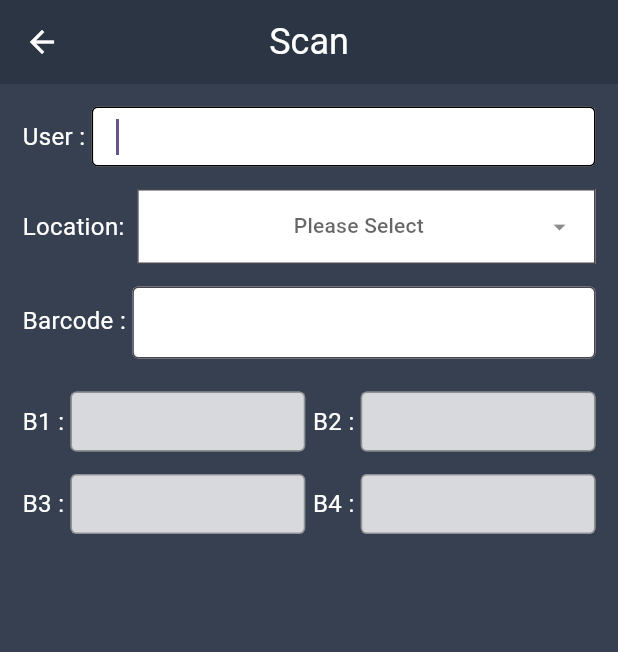
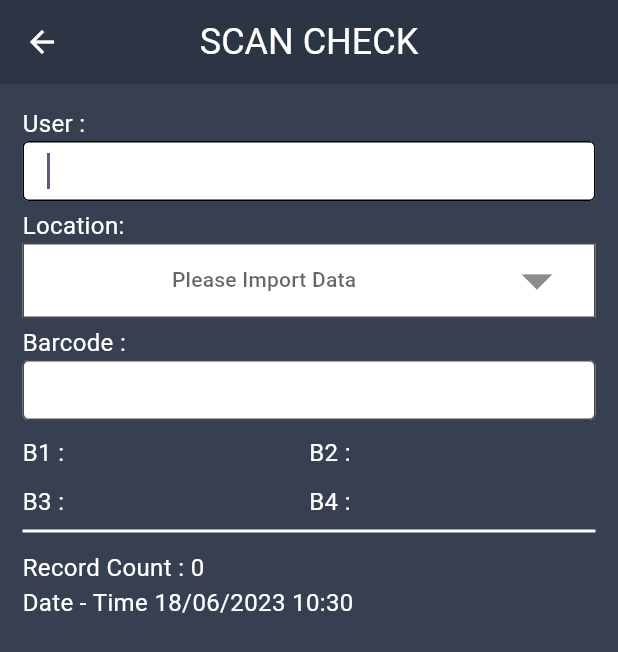
Before and after one commit to aotpattrawutkhamma/ircProject, a Flutter app: the screen it shows after launch, after a tap on "Scan", on a phone screen of 412 x 824 dp. Shown: the top 652 px of the screen. Run offline on Flutter 3.47's test engine with Material 2 defaults, Android fonts, the phone set to English and light mode, and no system bars; our stand-ins replace csv, dotted_line, dropdown_button2, file_picker, font_awesome_flutter, page_transition and 1 more; accounts and stored records are empty.

Commit message:
Update UI

```diff
--- a/irc_application/lib/screen/import/import_screen.dart
+++ b/irc_application/lib/screen/import/import_screen.dart
@@ -116,32 +116,18 @@ class _ImportScreenState extends State<ImportScreen> {
           color: COLOR_WHITE,
         ),
         body: Padding(
-          padding: const EdgeInsets.all(20.0),
+          padding: const EdgeInsets.all(10.0),
           child: Column(
             crossAxisAlignment: CrossAxisAlignment.start,
             children: [
-              Center(
-                child: CustomButton(
-                  backgroundColor: COLOR_GREEN_LIGHT,
-                  width: 300,
-                  text: Label(
-                    "Import",
-                    color: COLOR_WHITE,
-                  ),
-                  onPressed: _importCSV,
-                ),
-              ),
-              const SizedBox(
-                height: 20,
-              ),
               Row(
                 crossAxisAlignment: CrossAxisAlignment.center,
                 mainAxisAlignment: MainAxisAlignment.center,
                 children: [
-                  CustomButton(
+                  Expanded(
+                    child: CustomButton(
                       backgroundColor:
                           csvModelData.isNotEmpty ? COLOR_ACTIVE : Colors.grey,
-                    width: 150,
                       text: Label(
                         "Save",
                         color: COLOR_WHITE,
@@ -165,13 +151,28 @@ class _ImportScreenState extends State<ImportScreen> {
                         }
                       },
                     ),
-                  SizedBox(
-                    width: 15,
                   ),
-                  CustomButton(
+                  const SizedBox(
+                    width: 10,
+                  ),
+                  Expanded(
+                    flex: 2,
+                    child: CustomButton(
+                      backgroundColor: COLOR_GREEN_LIGHT,
+                      text: Label(
+                        "Import",
+                        color: COLOR_WHITE,
+                      ),
+                      onPressed: _importCSV,
+                    ),
+                  ),
+                  const SizedBox(
+                    width: 10,
+                  ),
+                  Expanded(
+                    child: CustomButton(
                       backgroundColor:
                           result.isNotEmpty ? COLOR_DANGER : Colors.grey,
-                    width: 150,
                       text: Label(
                         "Clear",
                         color: COLOR_WHITE,
@@ -193,6 +194,7 @@ class _ImportScreenState extends State<ImportScreen> {
                               });
                         }
                       },
+                    ),
                   ),
                 ],
               ),
--- a/irc_application/lib/screen/menu_screen.dart
+++ b/irc_application/lib/screen/menu_screen.dart
@@ -1,5 +1,6 @@
 import 'package:flutter/material.dart';
 import 'package:font_awesome_flutter/font_awesome_flutter.dart';
+import 'package:intl/intl.dart';
 import 'package:irc_application/config/app_constants.dart';
 import 'package:irc_application/route/route_generator.dart';
 import 'package:irc_application/services/sqlite.dart';
@@ -32,15 +33,17 @@ class _MenuScreenState extends State<MenuScreen> {
     return CustomBg(
         isHidePreviour: true,
         textTitle: Label(
-          "Count Stock IRC",
+          "CHECK STOCK",
           color: COLOR_WHITE,
           fontSize: 22,
         ),
         body: Column(
+          crossAxisAlignment: CrossAxisAlignment.start,
           children: [
-            Expanded(
-              flex: 4,
+            Flexible(
+              flex: 3,
               child: GridView.count(
+                  shrinkWrap: true,
                   primary: false,
                   padding: const EdgeInsets.all(20),
                   crossAxisSpacing: 10,
@@ -58,7 +61,7 @@ class _MenuScreenState extends State<MenuScreen> {
                             Image(
                               image: AssetImage('assets/icons/csv2.png'),
                               color: COLOR_WHITE,
-                              width: 125,
+                              width: 160,
                             ),
                             Label("Import")
                           ],
@@ -78,7 +81,7 @@ class _MenuScreenState extends State<MenuScreen> {
                               child: Image(
                                 image: AssetImage('assets/icons/scanp.png'),
                                 color: COLOR_WHITE,
-                                width: 120,
+                                width: 150,
                               ),
                             ),
                             Label("Scan")
@@ -112,6 +115,13 @@ class _MenuScreenState extends State<MenuScreen> {
                     ),
                   ]),
             ),
+            Padding(
+              padding: const EdgeInsets.only(left: 30),
+              child: Label(
+                "Date - Time : ${DateFormat('dd/MM/yyyy HH:mm').format(DateTime.now())}",
+                color: COLOR_WHITE,
+              ),
+            ),
           ],
         ));
   }
--- a/irc_application/lib/screen/scan/scan_screen.dart
+++ b/irc_application/lib/screen/scan/scan_screen.dart
@@ -1,5 +1,6 @@
 import 'package:dropdown_button2/dropdown_button2.dart';
 import 'package:flutter/material.dart';
+import 'package:intl/intl.dart';
 import 'package:irc_application/config/app_constants.dart';
 import 'package:irc_application/widgets/Custom_bg.dart';
 import 'package:irc_application/widgets/Custom_button.dart';
@@ -113,7 +114,7 @@ class _ScanScreenState extends State<ScanScreen> {
   Widget build(BuildContext context) {
     return CustomBg(
         textTitle: Label(
-          "Scan",
+          "SCAN CHECK",
           fontSize: 24,
           color: COLOR_WHITE,
         ),
@@ -121,6 +122,7 @@ class _ScanScreenState extends State<ScanScreen> {
           padding: const EdgeInsets.all(15.0),
           child: SingleChildScrollView(
             child: Column(
+              crossAxisAlignment: CrossAxisAlignment.start,
               children: [
                 CustomInputField(
                   focusNode: _f1,
@@ -134,100 +136,90 @@ class _ScanScreenState extends State<ScanScreen> {
                   },
                   fillColor: COLOR_WHITE,
                 ),
-                SizedBox(
-                  height: 15,
+                const SizedBox(
+                  height: 5,
+                ),
+                Column(
+                  crossAxisAlignment: CrossAxisAlignment.start,
+                  children: [
+                    Label(
+                      "Location:",
+                      color: COLOR_WHITE,
                     ),
                     Row(
-                  children: [
-                    Expanded(
-                        child: Label(
-                      "Location:",
-                      color: COLOR_WHITE,
-                    )),
-                    Expanded(flex: 4, child: _dropdownButton())
+                      children: [Expanded(flex: 4, child: _dropdownButton())],
+                    ),
                   ],
                 ),
-                SizedBox(
-                  height: 15,
+                const SizedBox(
+                  height: 5,
                 ),
                 CustomInputField(
-                  height: 70,
                   focusNode: _f3,
                   controller: _barcodeController,
                   maxLines: 2,
-                  labeltext: Padding(
-                    padding: const EdgeInsets.only(bottom: 25),
-                    child: Label(
+                  labeltext: Label(
                     "Barcode : ",
                     color: COLOR_WHITE,
-                    ),
                   ),
                   onEditingComplete: () {
                     _checkDataWithLocation();
                   },
                   fillColor: COLOR_WHITE,
                 ),
+                const SizedBox(
+                  height: 10,
+                ),
                 Row(
                   children: [
                     Expanded(
-                      child: CustomInputField(
-                        controller: _b1Controller,
-                        labeltext: Label(
-                          "B1 : ",
+                      child: Label(
+                        "B1 : ${_b1Controller.text} ",
                         color: COLOR_WHITE,
                       ),
-                        enabled: false,
-                        fillColor: COLOR_WHITE.withOpacity(0.8),
-                      ),
-                    ),
-                    SizedBox(
-                      width: 5,
                     ),
                     Expanded(
-                      child: CustomInputField(
-                        controller: _b2Controller,
-                        labeltext: Label(
-                          "B2 : ",
+                      child: Label(
+                        "B2 : ${_b2Controller.text}",
                         color: COLOR_WHITE,
-                        ),
-                        enabled: false,
-                        fillColor: COLOR_WHITE.withOpacity(0.8),
                       ),
                     ),
                   ],
                 ),
-                SizedBox(
-                  height: 15,
+                const SizedBox(
+                  height: 10,
                 ),
                 Row(
                   children: [
                     Expanded(
-                      child: CustomInputField(
-                        controller: _b3Controller,
-                        labeltext: Label(
-                          "B3 : ",
+                      child: Label(
+                        "B3 : ${_b3Controller.text} ",
                         color: COLOR_WHITE,
                       ),
-                        enabled: false,
-                        fillColor: COLOR_WHITE.withOpacity(0.8),
-                      ),
-                    ),
-                    SizedBox(
-                      width: 5,
                     ),
                     Expanded(
-                      child: CustomInputField(
-                        controller: _b4Controller,
-                        labeltext: Label(
-                          "B4 : ",
+                      child: Label(
+                        "B4 : ${_b4Controller.text} ",
                         color: COLOR_WHITE,
-                        ),
-                        enabled: false,
-                        fillColor: COLOR_WHITE.withOpacity(0.8),
                       ),
                     ),
                   ],
                 ),
+                Divider(
+                  color: COLOR_WHITE,
+                  thickness: 2,
+                ),
+                const SizedBox(
+                  height: 5,
+                ),
+                Label(
+                  "Record Count : ${itemList.skip(1).length}",
+                  color: COLOR_WHITE,
+                ),
+                Label(
+                  "Date - Time ${DateFormat("dd/MM/yyyy HH:mm").format(DateTime.now())}",
+                  color: COLOR_WHITE,
+                )
               ],
             ),
           ),
@@ -247,8 +239,13 @@ class _ScanScreenState extends State<ScanScreen> {
       ),
       isExpanded: true,
       hint: Center(
-        child: Text(
-          'Please Select',
+        child: itemList.isNotEmpty
+            ? Text(
+                'Please Select Location',
+                style: TextStyle(fontSize: 14),
+              )
+            : Text(
+                'Please Import Data',
                 style: TextStyle(fontSize: 14),
               ),
       ),
@@ -256,7 +253,10 @@ class _ScanScreenState extends State<ScanScreen> {
           .skip(1)
           .map((item) => DropdownMenuItem<String>(
                 value: item,
-                child: Label(item),
+                child: Label(
+                  item,
+                  color: COLOR_GRAY_BLUE,
+                ),
               ))
           .toList(),
       onChanged: (value) {
@@ -267,14 +267,14 @@ class _ScanScreenState extends State<ScanScreen> {
       },
       buttonStyleData: const ButtonStyleData(
         height: 50,
-        padding: EdgeInsets.only(left: 20, right: 10),
+        padding: EdgeInsets.only(left: 0, right: 10),
       ),
       iconStyleData: const IconStyleData(
         icon: Icon(
           Icons.arrow_drop_down,
           color: Colors.black45,
         ),
-        iconSize: 20,
+        iconSize: 50,
       ),
       dropdownStyleData: DropdownStyleData(
         decoration: BoxDecoration(
--- a/irc_application/lib/widgets/Custom_inputfield.dart
+++ b/irc_application/lib/widgets/Custom_inputfield.dart
@@ -11,7 +11,8 @@ class CustomInputField extends StatelessWidget {
       this.onEditingComplete,
       this.focusNode,
       this.height,
-      this.maxLines});
+      this.maxLines,
+      this.colorText = COLOR_GRAY_BLUE});
   final Widget? labeltext;
   final bool? enabled;
   final TextEditingController? controller;
@@ -20,13 +21,16 @@ class CustomInputField extends StatelessWidget {
   final FocusNode? focusNode;
   final double? height;
   final int? maxLines;
+  final Color colorText;
   @override
   Widget build(BuildContext context) {
-    return Row(
+    return Column(
+      crossAxisAlignment: CrossAxisAlignment.start,
       children: [
         labeltext ?? Container(),
+        Row(
+          children: [
             Expanded(
-          flex: 4,
               child: Container(
                 height: height ?? 40,
                 child: TextFormField(
@@ -36,6 +40,7 @@ class CustomInputField extends StatelessWidget {
                   controller: controller,
                   enabled: enabled,
                   textAlignVertical: TextAlignVertical.center,
+                  style: TextStyle(color: colorText),
                   decoration: InputDecoration(
                       contentPadding: EdgeInsets.symmetric(horizontal: 12),
                       filled: true,
@@ -47,6 +52,8 @@ class CustomInputField extends StatelessWidget {
               ),
             )
           ],
+        ),
+      ],
     );
   }
 }
--- a/irc_application/pubspec.yaml
+++ b/irc_application/pubspec.yaml
@@ -42,6 +42,7 @@ dependencies:
   file_picker: ^5.3.2
   sqflite: ^2.2.8+4
   dropdown_button2: ^2.1.3
+  intl: ^0.18.1
 
 dev_dependencies:
   flutter_test:
```
Lines whose indentation alone changed are shown as unchanged.
